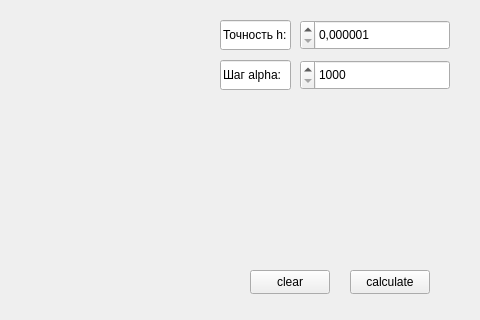
This is mainwindow.ui in mitrich772/cursaMalashik as Qt 5 draws it before an edit; both pictures show x 720 to 1200 and y 0 to 320 of the 1200 by 900 pixel window. The edited form follows.
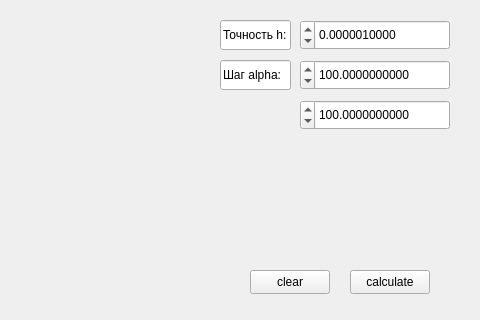
This is the edited form.

Commit message: fix bug with input

Patch:
```diff
--- a/mainwindow.ui
+++ b/mainwindow.ui
@@ -37,7 +37,7 @@
      </rect>
     </property>
     <property name="specialValueText">
-     <string>0,000001</string>
+     <string/>
     </property>
     <property name="decimals">
      <number>10</number>
@@ -46,7 +46,10 @@
      <double>10000.000000000000000</double>
     </property>
     <property name="stepType">
-     <enum>QAbstractSpinBox::AdaptiveDecimalStepType</enum>
+     <enum>QAbstractSpinBox::StepType::AdaptiveDecimalStepType</enum>
+    </property>
+    <property name="value">
+     <double>0.000001000000000</double>
     </property>
    </widget>
    <widget class="QPushButton" name="pushButtonCalculate">
@@ -91,7 +94,7 @@
      </rect>
     </property>
     <property name="specialValueText">
-     <string>1000</string>
+     <string/>
     </property>
     <property name="decimals">
      <number>10</number>
@@ -100,7 +103,10 @@
      <double>10000000000.000000000000000</double>
     </property>
     <property name="stepType">
-     <enum>QAbstractSpinBox::AdaptiveDecimalStepType</enum>
+     <enum>QAbstractSpinBox::StepType::AdaptiveDecimalStepType</enum>
+    </property>
+    <property name="value">
+     <double>100.000000000000000</double>
     </property>
    </widget>
    <widget class="QLineEdit" name="lineEditAlphaValue">
@@ -138,6 +144,31 @@
      <string>clear</string>
     </property>
    </widget>
+   <widget class="QDoubleSpinBox" name="doubleSpinBox_AlphaRedution">
+    <property name="geometry">
+     <rect>
+      <x>1020</x>
+      <y>100</y>
+      <width>150</width>
+      <height>30</height>
+     </rect>
+    </property>
+    <property name="specialValueText">
+     <string/>
+    </property>
+    <property name="decimals">
+     <number>10</number>
+    </property>
+    <property name="maximum">
+     <double>10000000000.000000000000000</double>
+    </property>
+    <property name="stepType">
+     <enum>QAbstractSpinBox::StepType::AdaptiveDecimalStepType</enum>
+    </property>
+    <property name="value">
+     <double>100.000000000000000</double>
+    </property>
+   </widget>
   </widget>
   <widget class="QMenuBar" name="menubar">
    <property name="geometry">
```
Left out of the diff: 6 changed lines with no effect on the pictures. The commit also changes 2 other files.
